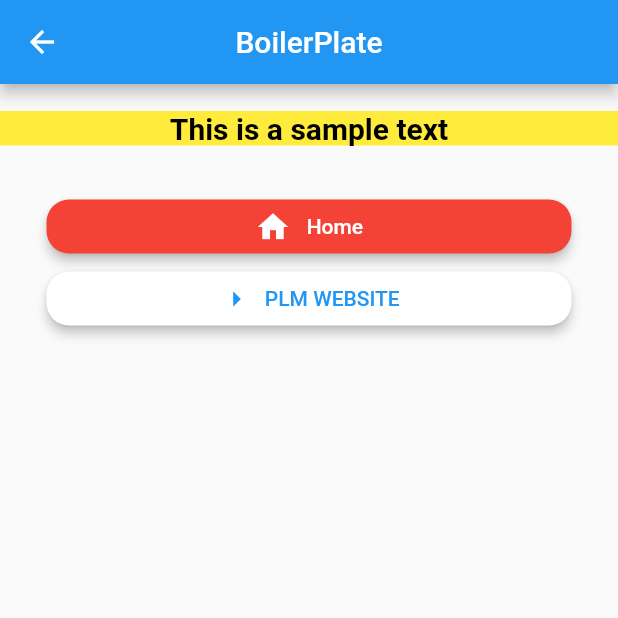
After one commit to kya-nicoh/PLMAPP-authlogin, a Flutter app: the Boilerplate screen opened directly, on a phone screen of 412 x 824 dp, the top half of it. The commit adds this screen. Run offline on Flutter 3.47's test engine with Material 2 defaults, Android fonts, the phone set to English and light mode, and no system bars; our stand-ins replace firebase_auth, firebase_core, webview_flutter; accounts and stored records are empty.

Commit message:
Added boilerplate template and some todos for readme

```diff
--- /dev/null
+++ b/lib/pages/academic_calendar.dart
@@ -0,0 +1,3 @@
+import '../auth.dart';
+import '../pages/healthdeclaration.dart';
+import 'package:flutter/material.dart';
--- /dev/null
+++ b/lib/pages/boilerplater.dart
@@ -0,0 +1,94 @@
+import 'package:flutter/material.dart';
+
+class Boilerplate extends StatelessWidget {
+  const Boilerplate({super.key});
+
+  @override
+  Widget build(BuildContext context) {
+    return Scaffold(
+      appBar: AppBar(
+        centerTitle: true,
+        title: const Text('BoilerPlate'),
+      ),
+      body: SingleChildScrollView(
+        scrollDirection: Axis.vertical,
+        child: Column(
+          children: [
+            Container(
+              color: Colors.yellow,
+              width: double.infinity,
+              margin: const EdgeInsets.only(top: 18),
+              child: const Center(
+                child: Text(
+                  'This is a sample text',
+                  style: TextStyle(
+                    color: Colors.black,
+                    fontSize: 20,
+                    fontWeight: FontWeight.bold,
+                  ),
+                ),
+              ),
+            ),
+            const SizedBox(
+              height: 30,
+            ),
+            Container(
+              width: 350,
+              decoration: const BoxDecoration(
+                borderRadius: BorderRadius.all(Radius.circular(15)),
+              ),
+              child: ElevatedButton(
+                style: ElevatedButton.styleFrom(
+                  shape: RoundedRectangleBorder(
+                    borderRadius: BorderRadius.circular(15),
+                  ),
+                  elevation: 3,
+                  backgroundColor: Colors.red,
+                ),
+                onPressed: () {},
+                child: Row(
+                  mainAxisAlignment: MainAxisAlignment.center,
+                  children: const [
+                    Icon(Icons.home),
+                    Text('   Home'),
+                  ],
+                ),
+              ),
+            ),
+            Container(
+              width: 350,
+              decoration: const BoxDecoration(
+                borderRadius: BorderRadius.all(Radius.circular(15)),
+              ),
+              child: ElevatedButton(
+                style: ElevatedButton.styleFrom(
+                  shape: RoundedRectangleBorder(
+                    borderRadius: BorderRadius.circular(15),
+                  ),
+                  elevation: 3,
+                  backgroundColor: Colors.white,
+                ),
+                onPressed: () {},
+                child: Row(
+                  mainAxisAlignment: MainAxisAlignment.center,
+                  children: const [
+                    Icon(
+                      Icons.arrow_right,
+                      color: Colors.blue,
+                    ),
+                    Text(
+                      '  PLM WEBSITE',
+                      style: TextStyle(
+                        color: Colors.blue,
+                      ),
+                    ),
+                  ],
+                ),
+              ),
+            ),
+          ],
+        ),
+      ),
+    );
+  }
+}
--- a/pubspec.yaml
+++ b/pubspec.yaml
@@ -14,6 +14,7 @@ dependencies:
   firebase_auth: ^4.6.1
   url_launcher: ^6.0.0
   webview_flutter: ^2.0.12
+  table_calendar: ^3.0.1
 
 dev_dependencies:
   flutter_test:
```
Also changed, not shown: lib/pages/page4.dart (+6 -3 lines), pubspec.lock, 1 other file.
